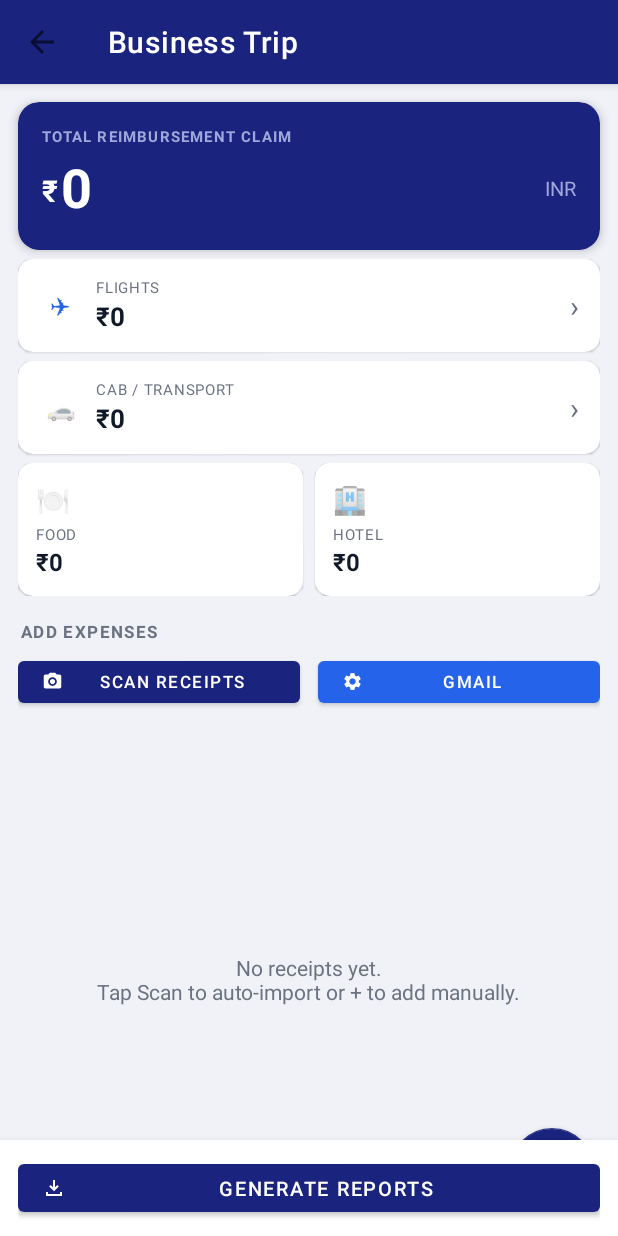
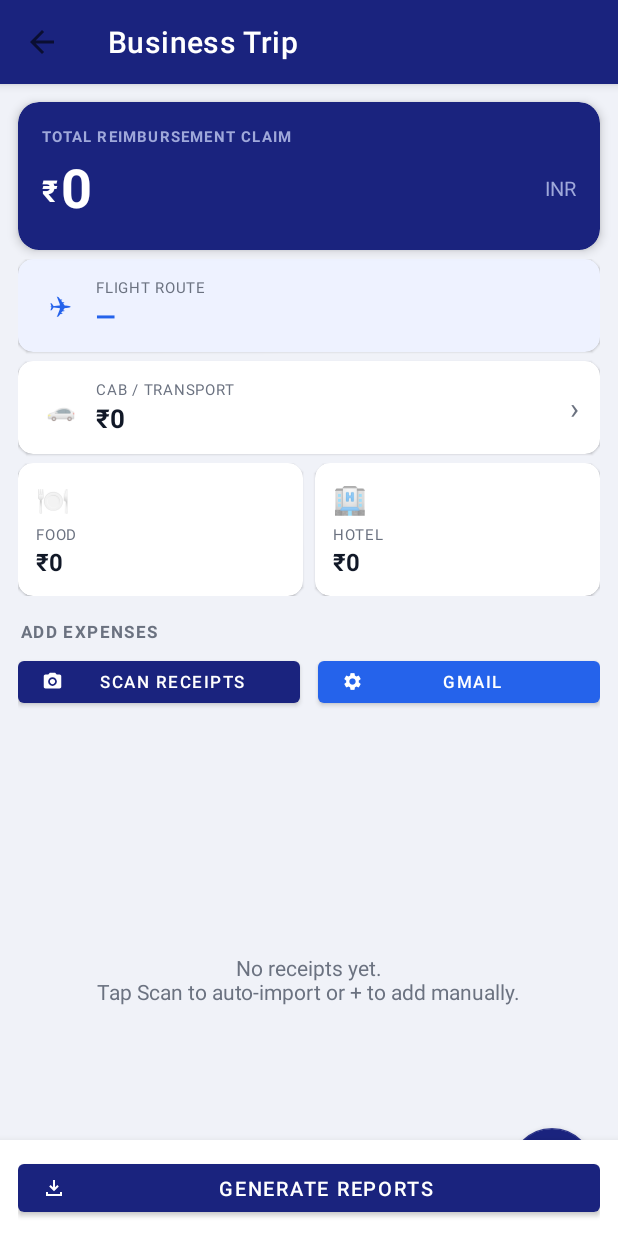
Before and after one commit to bhimsenjoshi/AiPrograms, an Android app: the ExpenseListActivity screen opened directly, with no data from a screen before it, on a phone screen of 412 x 824 dp. Run offline under Robolectric (Android 15) with nearby library versions, the phone set to English and light mode, and no system bars; our stand-ins replace Room's generated code; pictures from the network do not load.

Commit message:
Replace flights total card with trip flight route in summary
- activity_expense_list.xml: Flights card replaced with a light-blue
  Route card showing tvFlightRoute; no more tvFlightTotal
- ExpenseListViewModel: added trip LiveData loading trip by id
- ExpenseListActivity: observes trip and sets tvFlightRoute from
  trip.route; removed flights total calculation

https://claude.ai/code/session_014p3J7wiZFDNwTHswoB2xSP

```diff
--- a/BTReportApp/app/src/main/java/com/hmie/btreport/ExpenseListActivity.kt
+++ b/BTReportApp/app/src/main/java/com/hmie/btreport/ExpenseListActivity.kt
@@ -27,6 +27,9 @@ class ExpenseListViewModel(app: android.app.Application) : AndroidViewModel(app)
     var tripId: Int = 0
 
     val expenses by lazy { db.expenseDao().getExpensesForTrip(tripId) }
+    val trip by lazy {
+        androidx.lifecycle.liveData { emit(db.tripDao().getTripById(tripId)) }
+    }
 
     fun deleteExpense(expense: Expense) = viewModelScope.launch {
         db.expenseDao().deleteExpense(expense)
@@ -132,17 +135,21 @@ class ExpenseListActivity : AppCompatActivity() {
             b.tvEmpty.visibility = if (empty) android.view.View.VISIBLE else android.view.View.GONE
             b.btnRemoveDuplicates.visibility = if (!empty) android.view.View.VISIBLE else android.view.View.GONE
 
-            val total    = list.sumOf { it.amount }
-            val flights  = list.filter { it.type == com.hmie.btreport.model.ExpenseType.FLIGHT }.sumOf { it.amount }
-            val cab      = list.filter { it.type == com.hmie.btreport.model.ExpenseType.CAB }.sumOf { it.amount }
-            val food     = list.filter { it.type == com.hmie.btreport.model.ExpenseType.FOOD }.sumOf { it.amount }
-            val hotel    = list.filter { it.type == com.hmie.btreport.model.ExpenseType.HOTEL }.sumOf { it.amount }
+            val total = list.sumOf { it.amount }
+            val cab   = list.filter { it.type == com.hmie.btreport.model.ExpenseType.CAB }.sumOf { it.amount }
+            val food  = list.filter { it.type == com.hmie.btreport.model.ExpenseType.FOOD }.sumOf { it.amount }
+            val hotel = list.filter { it.type == com.hmie.btreport.model.ExpenseType.HOTEL }.sumOf { it.amount }
 
-            b.tvTotal.text       = "%.0f".format(total)
-            b.tvFlightTotal.text = "₹${"%.0f".format(flights)}"
-            b.tvCabTotal.text    = "₹${"%.0f".format(cab)}"
-            b.tvFoodTotal.text   = "₹${"%.0f".format(food)}"
-            b.tvHotelTotal.text  = "₹${"%.0f".format(hotel)}"
+            b.tvTotal.text     = "%.0f".format(total)
+            b.tvCabTotal.text  = "₹${"%.0f".format(cab)}"
+            b.tvFoodTotal.text = "₹${"%.0f".format(food)}"
+            b.tvHotelTotal.text = "₹${"%.0f".format(hotel)}"
+        }
+
+        // Show flight route from trip
+        vm.trip.observe(this) { trip ->
+            val route = trip?.route?.trim()
+            b.tvFlightRoute.text = if (!route.isNullOrBlank()) route else "—"
         }
 
         // Scan receipts with AI
--- a/BTReportApp/app/src/main/res/layout/activity_expense_list.xml
+++ b/BTReportApp/app/src/main/res/layout/activity_expense_list.xml
@@ -94,31 +94,33 @@
             android:orientation="vertical"
             android:paddingHorizontal="12dp">
 
-            <!-- Flights – full width -->
+            <!-- Flight Route – full width (replaces flights total) -->
             <com.google.android.material.card.MaterialCardView
                 android:layout_width="match_parent"
                 android:layout_height="wrap_content"
                 android:layout_marginBottom="6dp"
-                app:cardCornerRadius="10dp" app:cardElevation="1dp">
+                app:cardCornerRadius="10dp"
+                app:cardElevation="1dp"
+                app:cardBackgroundColor="#EEF2FF">
                 <LinearLayout android:layout_width="match_parent" android:layout_height="wrap_content"
                     android:paddingHorizontal="14dp" android:paddingVertical="12dp"
                     android:gravity="center_vertical" android:orientation="horizontal">
                     <TextView android:layout_width="28dp" android:layout_height="28dp"
-                        android:text="✈" android:textSize="16sp" android:gravity="center"
+                        android:text="✈" android:textSize="18sp" android:gravity="center"
                         android:textColor="@color/cat_flight"/>
                     <LinearLayout android:layout_width="0dp" android:layout_height="wrap_content"
                         android:layout_weight="1" android:orientation="vertical"
                         android:layout_marginStart="10dp">
                         <TextView android:layout_width="wrap_content" android:layout_height="wrap_content"
-                            android:text="FLIGHTS" android:textSize="10sp"
+                            android:text="FLIGHT ROUTE" android:textSize="10sp"
                             android:textColor="@color/on_surface_variant" android:letterSpacing="0.05"/>
-                        <TextView android:id="@+id/tvFlightTotal"
+                        <TextView android:id="@+id/tvFlightRoute"
                             android:layout_width="wrap_content" android:layout_height="wrap_content"
-                            android:text="₹0" android:textSize="17sp" android:textStyle="bold"
-                            android:textColor="@color/text_primary"/>
+                            android:text="—"
+                            android:textSize="17sp" android:textStyle="bold"
+                            android:textColor="@color/cat_flight"
+                            android:maxLines="1" android:ellipsize="end"/>
                     </LinearLayout>
-                    <TextView android:layout_width="wrap_content" android:layout_height="wrap_content"
-                        android:text="›" android:textSize="20sp" android:textColor="@color/on_surface_variant"/>
                 </LinearLayout>
             </com.google.android.material.card.MaterialCardView>
 
```
